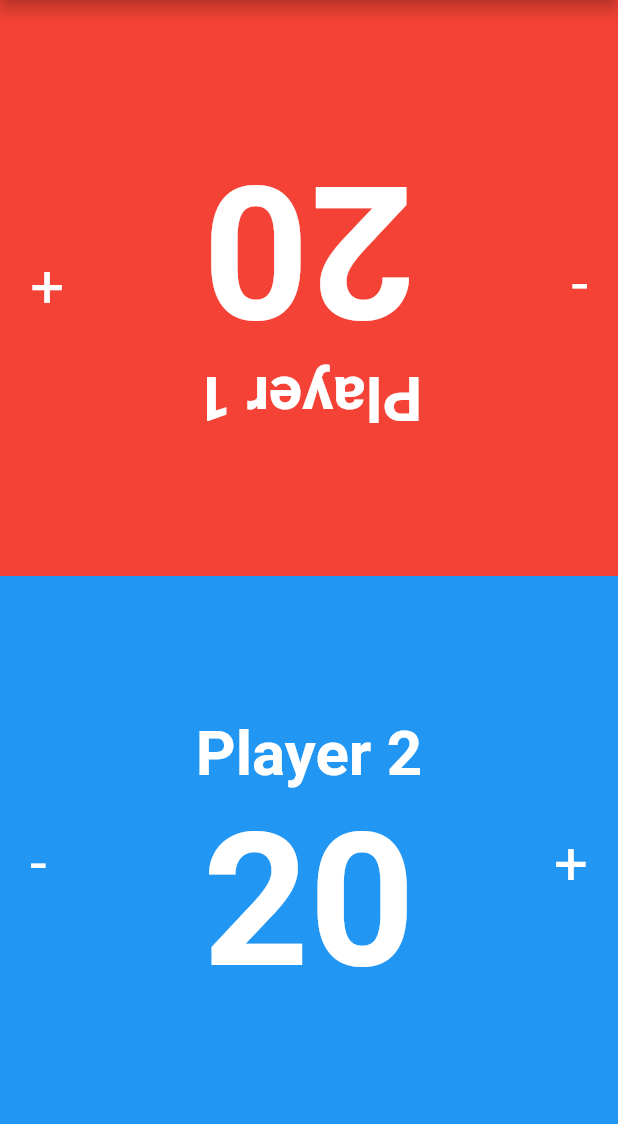
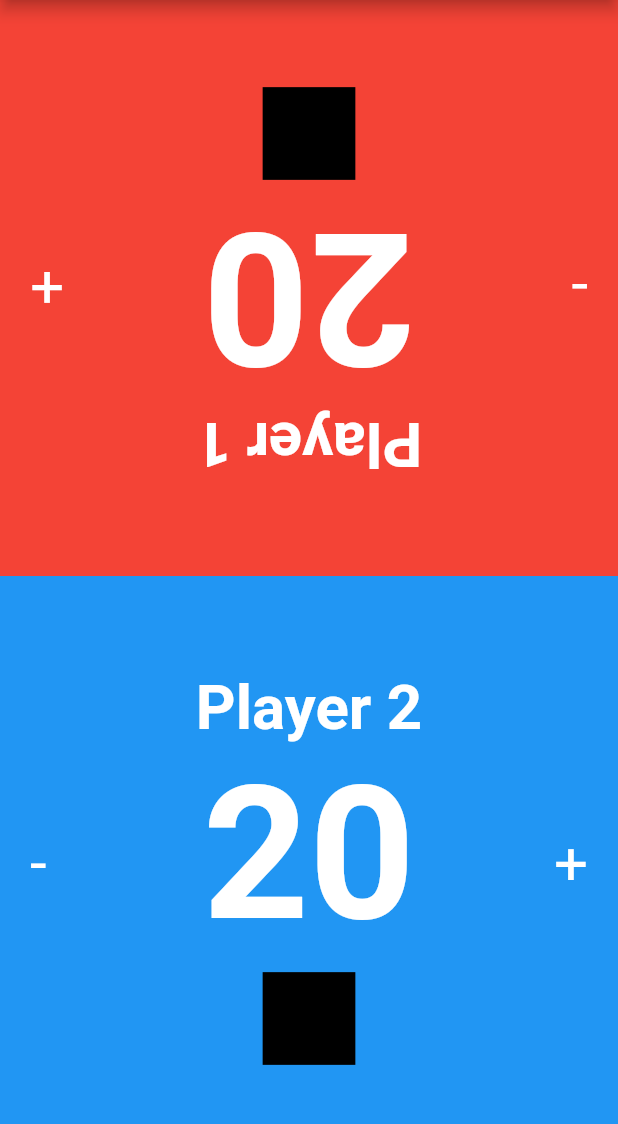
Before and after one commit to MatthewJones517/TCG-Counter-Flutter-Demo, a Flutter app: the screen it shows after launch, on a phone screen of 412 x 824 dp, the part 84-1208 px from its top. Run offline on Flutter 3.47's test engine with Material 2 defaults, Android fonts, the phone set to English and light mode, and no system bars; our stand-ins replace rxdart, shared_preferences.

Commit message:
Basic layout updated for secondary counter

```diff
--- a/lib/src/widgets/player.dart
+++ b/lib/src/widgets/player.dart
@@ -2,6 +2,7 @@
 import 'dart:math' as math;
 import 'package:flutter/material.dart';
 import 'package:rxdart/rxdart.dart';
+import 'second_counter.dart';
 import '../blocs/provider.dart';
 
 class Player extends StatelessWidget {
@@ -33,6 +34,8 @@ class Player extends StatelessWidget {
             tapIndicators(),
             // Catches user taps
             tapAreas(),
+            // Secondary Counter
+            SecondCounter(),
           ],
         ),
       ),
@@ -81,13 +84,16 @@ class Player extends StatelessWidget {
           return Container();
         }
 
-        return Text(
+        return Padding(
+          padding:EdgeInsets.only(bottom: screenWidth * .15),
+          child: Text(
             snapshot.data.toString(),
             textAlign: TextAlign.center,
             style: TextStyle(
               color: Colors.white,
               fontSize: screenWidth * .3,
               fontWeight: FontWeight.bold,
+            ),
           ),
         );
       },
--- /dev/null
+++ b/lib/src/widgets/second_counter.dart
@@ -0,0 +1,29 @@
+/**
+ * Displays secondary counter widget
+ */
+
+import 'package:flutter/material.dart';
+import '../blocs/provider.dart';
+
+class SecondCounter extends StatelessWidget {
+  Bloc _bloc;
+  double screenWidth;
+
+  Widget build(context) {
+    // Access Bloc
+    _bloc = Provider.of(context);
+
+    // Get screen width. We use this to size the counter
+    screenWidth = MediaQuery.of(context).size.width;
+
+    // Create widget
+    return Center(
+      child: Container(
+        color: Colors.black,
+        width: screenWidth * .15,
+        height: screenWidth * .15,
+        margin: EdgeInsets.only(top:screenWidth * .50),
+      ),
+    );
+  }
+}
```
Lines whose indentation alone changed are shown as unchanged.
